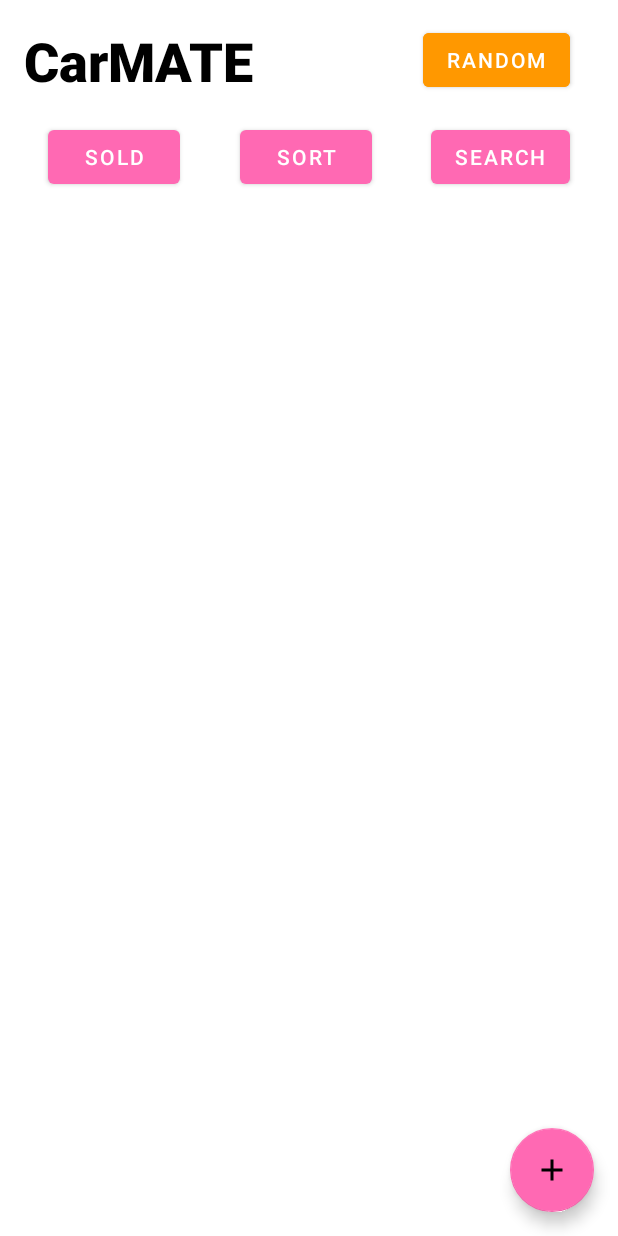
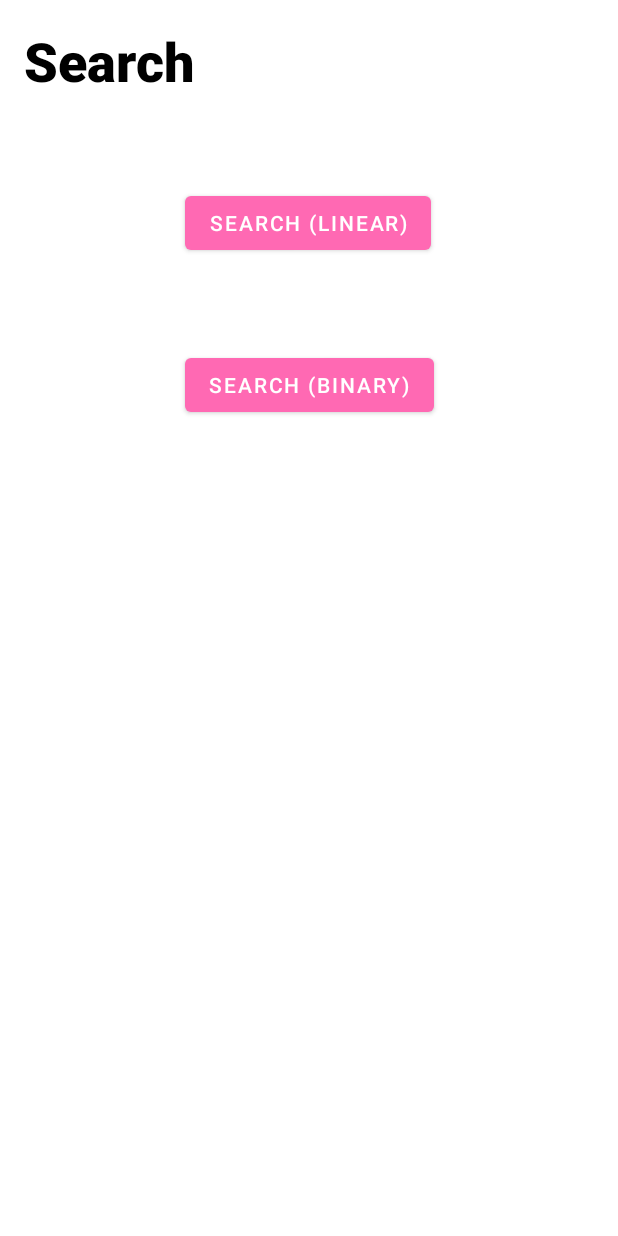
Before and after one commit to microcoded/CarMATE, an Android app: the screen it shows after launch (MainActivity before the commit, SearchActivity after it), after a tap on "SEARCH", on a phone screen of 412 x 824 dp. Run offline under Robolectric (Android 15) with nearby library versions, the phone set to English and light mode, and no system bars.

Commit message:
Update (Check commit notes)
✨ Add:
- Linear Search

🐛 Bug Fixes:
-

✍ TODO:
- Binary search
- Deleting items
- Moving items to sold

⚠ New Issues:
-

```diff
--- a/app/src/main/AndroidManifest.xml
+++ b/app/src/main/AndroidManifest.xml
@@ -15,7 +15,10 @@
         android:roundIcon="@mipmap/ic_launcher_round"
         android:supportsRtl="true"
         android:theme="@style/Theme.CarMATE">
-        <activity android:name=".RandomActivity"></activity>
+        <activity android:name=".BinarySearchActivity"></activity>
+        <activity android:name=".SearchActivity" />
+        <activity android:name=".LinearSearchActivity" />
+        <activity android:name=".RandomActivity" />
         <activity
             android:name=".AddActivity"
             android:label="@string/title_activity_add" />
--- a/app/src/main/java/fail/enormous/carmate/MainActivity.kt
+++ b/app/src/main/java/fail/enormous/carmate/MainActivity.kt
@@ -32,7 +32,7 @@ class MainActivity : AppCompatActivity() {
     override fun onCreate(savedInstanceState: Bundle?) {
         super.onCreate(savedInstanceState)
         setContentView(R.layout.activity_main)
-        this.mRecyclerView = findViewById<View>(R.id.mainRecycler) as RecyclerView
+        this.mRecyclerView = findViewById<View>(R.id.linearSearchRecycler) as RecyclerView
 
         // Using a linear layout manager
         layoutManager = LinearLayoutManager(this)
@@ -74,7 +74,6 @@ class MainActivity : AppCompatActivity() {
 
     }
 
-    @Throws(IOException::class)
     private fun readJSONDataFromFile(): String {
         var inputStream: InputStream? = null
         val builder = StringBuilder()
@@ -386,8 +385,7 @@ class MainActivity : AppCompatActivity() {
     }
 
     fun searchButtonPress(view: View) {
-        /* TODO: Linear and binary searching
-         */
+        startActivity(Intent(this, SearchActivity::class.java), ActivityOptions.makeSceneTransitionAnimation(this).toBundle())
     }
 
     fun randomButtonPress(view: View) {
--- /dev/null
+++ b/app/src/main/java/fail/enormous/carmate/SearchActivity.kt
@@ -0,0 +1,35 @@
+package fail.enormous.carmate
+
+import android.app.ActivityOptions
+import android.content.Intent
+import android.os.Bundle
+import android.transition.Slide
+import android.view.Gravity
+import android.view.View
+import android.view.animation.DecelerateInterpolator
+import androidx.appcompat.app.AppCompatActivity
+
+class SearchActivity : AppCompatActivity() {
+    override fun onCreate(savedInstanceState: Bundle?) {
+        super.onCreate(savedInstanceState)
+        setAnimation()
+        setContentView(R.layout.activity_search)
+    }
+
+    fun LinearSearch(view: View) {
+        startActivity(Intent(this, LinearSearchActivity::class.java), ActivityOptions.makeSceneTransitionAnimation(this).toBundle())
+    }
+
+    fun BinarySearch(view: View) {
+        startActivity(Intent(this, BinarySearchActivity::class.java), ActivityOptions.makeSceneTransitionAnimation(this).toBundle())
+    }
+
+    private fun setAnimation() {
+        val slide = Slide()
+        slide.slideEdge = Gravity.RIGHT
+        slide.duration = 200
+        slide.interpolator = DecelerateInterpolator()
+        window.exitTransition = slide
+        window.enterTransition = slide
+    }
+}
--- a/app/src/main/res/layout/activity_main.xml
+++ b/app/src/main/res/layout/activity_main.xml
@@ -37,7 +37,7 @@
         app:layout_constraintTop_toTopOf="parent" />
 
     <androidx.recyclerview.widget.RecyclerView
-        android:id="@+id/mainRecycler"
+        android:id="@+id/linearSearchRecycler"
         android:layout_width="0dp"
         android:layout_height="0dp"
         android:layout_marginStart="16dp"
--- /dev/null
+++ b/app/src/main/res/layout/activity_search.xml
@@ -0,0 +1,47 @@
+<?xml version="1.0" encoding="utf-8"?>
+<androidx.constraintlayout.widget.ConstraintLayout xmlns:android="http://schemas.android.com/apk/res/android"
+    xmlns:app="http://schemas.android.com/apk/res-auto"
+    xmlns:tools="http://schemas.android.com/tools"
+    android:layout_width="match_parent"
+    android:layout_height="match_parent"
+    tools:context=".SearchActivity">
+
+    <TextView
+        android:id="@+id/titleText2"
+        android:layout_width="wrap_content"
+        android:layout_height="wrap_content"
+        android:layout_marginStart="16dp"
+        android:layout_marginTop="16dp"
+        android:fontFamily="sans-serif-black"
+        android:text="@string/search"
+        android:textAppearance="@style/TextAppearance.AppCompat.Large"
+        android:textSize="36sp"
+        android:typeface="normal"
+        app:layout_constraintLeft_toLeftOf="parent"
+        app:layout_constraintRight_toRightOf="parent"
+        app:layout_constraintStart_toStartOf="parent"
+        app:layout_constraintTop_toTopOf="parent" />
+
+    <Button
+        android:id="@+id/LinearSearchButton"
+        android:layout_width="wrap_content"
+        android:layout_height="wrap_content"
+        android:layout_marginTop="60dp"
+        android:text="@string/search_linear"
+        android:onClick="LinearSearch"
+        app:layout_constraintEnd_toEndOf="parent"
+        app:layout_constraintHorizontal_bias="0.498"
+        app:layout_constraintStart_toStartOf="parent"
+        app:layout_constraintTop_toBottomOf="@+id/titleText2" />
+
+    <Button
+        android:id="@+id/binarySearchButton"
+        android:layout_width="wrap_content"
+        android:layout_height="wrap_content"
+        android:layout_marginTop="60dp"
+        android:text="@string/search_binary"
+        android:onClick="BinarySearch"
+        app:layout_constraintEnd_toEndOf="parent"
+        app:layout_constraintStart_toStartOf="parent"
+        app:layout_constraintTop_toBottomOf="@+id/LinearSearchButton" />
+</androidx.constraintlayout.widget.ConstraintLayout>
--- a/app/src/main/res/values/strings.xml
+++ b/app/src/main/res/values/strings.xml
@@ -30,4 +30,7 @@
     <string name="random_blank">Make sure all numbers have been entered.</string>
     <string name="plate_title">Plate: %1$s</string>
     <string name="plate">Plate</string>
+    <string name="search_linear">Search (Linear)</string>
+    <string name="search_binary">Search (Binary)</string>
+    <string name="no_results">No results</string>
 </resources>
```
Also changed, not shown: app/src/main/java/fail/enormous/carmate/BinarySearchActivity.kt (added, +11 -0 lines), app/src/main/java/fail/enormous/carmate/LinearSearchActivity.kt (added, +257 -0 lines), app/src/main/res/layout/activity_binary_search.xml (added, +9 -0 lines), app/src/main/res/layout/activity_linear_search.xml (added, +67 -0 lines), 1 other file.
